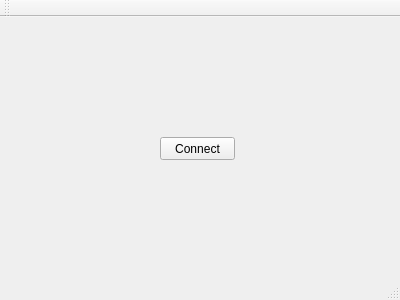
Above: mainwindow.ui from muzzy404/DeanOffice-database-course-work before the change. Below: the same form after it.
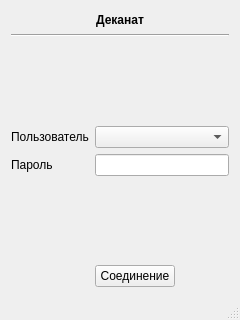
That is the form after the change.

What changed in the file:
```diff
--- a/mainwindow.ui
+++ b/mainwindow.ui
@@ -6,45 +6,130 @@
    <rect>
     <x>0</x>
     <y>0</y>
-    <width>400</width>
-    <height>300</height>
+    <width>240</width>
+    <height>320</height>
    </rect>
   </property>
+  <property name="sizePolicy">
+   <sizepolicy hsizetype="Fixed" vsizetype="Fixed">
+    <horstretch>0</horstretch>
+    <verstretch>0</verstretch>
+   </sizepolicy>
+  </property>
+  <property name="minimumSize">
+   <size>
+    <width>240</width>
+    <height>320</height>
+   </size>
+  </property>
   <property name="windowTitle">
    <string>MainWindow</string>
   </property>
   <widget class="QWidget" name="centralWidget">
-   <widget class="QPushButton" name="btnConnect">
-    <property name="geometry">
-     <rect>
-      <x>160</x>
-      <y>120</y>
-      <width>75</width>
-      <height>23</height>
-     </rect>
-    </property>
-    <property name="text">
-     <string>Connect</string>
-    </property>
-   </widget>
-  </widget>
-  <widget class="QMenuBar" name="menuBar">
-   <property name="geometry">
-    <rect>
-     <x>0</x>
-     <y>0</y>
-     <width>400</width>
-     <height>21</height>
-    </rect>
-   </property>
-  </widget>
-  <widget class="QToolBar" name="mainToolBar">
-   <attribute name="toolBarArea">
-    <enum>TopToolBarArea</enum>
-   </attribute>
-   <attribute name="toolBarBreak">
-    <bool>false</bool>
-   </attribute>
+   <layout class="QGridLayout" name="gridLayout" rowstretch="1,1,5,1,1,5,1,0" columnstretch="1,1,1">
+    <item row="3" column="1" colspan="2">
+     <widget class="QComboBox" name="comBoxUser"/>
+    </item>
+    <item row="3" column="0">
+     <widget class="QLabel" name="lbluser">
+      <property name="text">
+       <string>Пользователь</string>
+      </property>
+     </widget>
+    </item>
+    <item row="0" column="0" colspan="3">
+     <widget class="QLabel" name="label">
+      <property name="font">
+       <font>
+        <weight>75</weight>
+        <bold>true</bold>
+       </font>
+      </property>
+      <property name="text">
+       <string>Деканат</string>
+      </property>
+      <property name="alignment">
+       <set>Qt::AlignCenter</set>
+      </property>
+     </widget>
+    </item>
+    <item row="4" column="0">
+     <widget class="QLabel" name="lblPsw">
+      <property name="text">
+       <string>Пароль</string>
+      </property>
+     </widget>
+    </item>
+    <item row="1" column="0" colspan="3">
+     <widget class="Line" name="line">
+      <property name="orientation">
+       <enum>Qt::Horizontal</enum>
+      </property>
+     </widget>
+    </item>
+    <item row="6" column="0">
+     <spacer name="horizontalSpacer_5">
+      <property name="orientation">
+       <enum>Qt::Horizontal</enum>
+      </property>
+      <property name="sizeHint" stdset="0">
+       <size>
+        <width>40</width>
+        <height>20</height>
+       </size>
+      </property>
+     </spacer>
+    </item>
+    <item row="6" column="2">
+     <spacer name="horizontalSpacer_6">
+      <property name="orientation">
+       <enum>Qt::Horizontal</enum>
+      </property>
+      <property name="sizeHint" stdset="0">
+       <size>
+        <width>40</width>
+        <height>20</height>
+       </size>
+      </property>
+     </spacer>
+    </item>
+    <item row="6" column="1">
+     <widget class="QPushButton" name="btnConnect">
+      <property name="text">
+       <string>Соединение</string>
+      </property>
+     </widget>
+    </item>
+    <item row="2" column="0" colspan="3">
+     <spacer name="verticalSpacer">
+      <property name="orientation">
+       <enum>Qt::Vertical</enum>
+      </property>
+      <property name="sizeHint" stdset="0">
+       <size>
+        <width>20</width>
+        <height>40</height>
+       </size>
+      </property>
+     </spacer>
+    </item>
+    <item row="4" column="1" colspan="2">
+     <widget class="QLineEdit" name="fieldPsw"/>
+    </item>
+    <item row="5" column="0" colspan="3">
+     <spacer name="verticalSpacer_2">
+      <property name="orientation">
+       <enum>Qt::Vertical</enum>
+      </property>
+      <property name="sizeHint" stdset="0">
+       <size>
+        <width>20</width>
+        <height>40</height>
+       </size>
+      </property>
+     </spacer>
+    </item>
+   </layout>
   </widget>
   <widget class="QStatusBar" name="statusBar"/>
  </widget>
```
Left out of the diff: 2 changed lines with no effect on the pictures.
